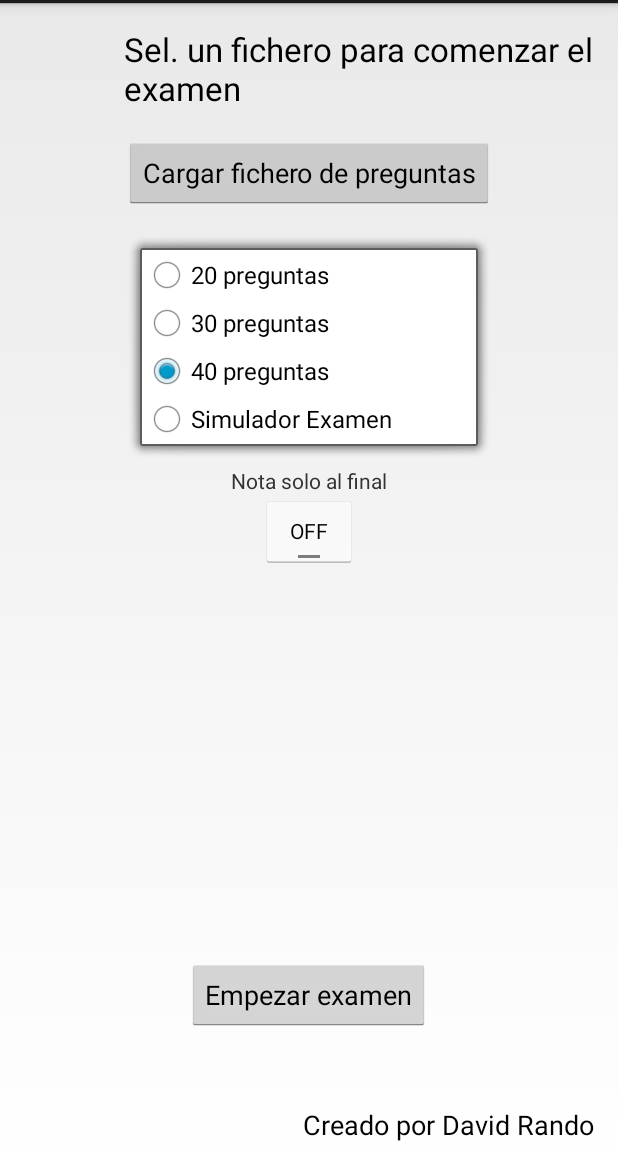
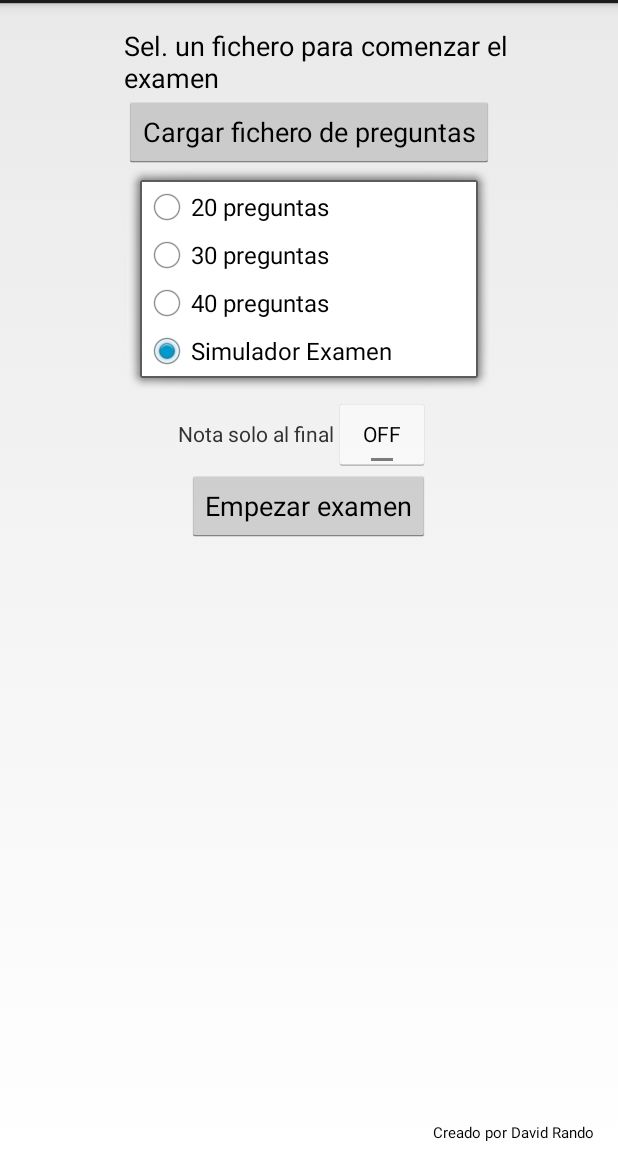
Before and after one commit to nonsense69/ttalf, an Android app: the screen it shows after launch (MainActivity), in the options menu, after a tap on "Settings", on a phone screen of 412 x 824 dp, the part 69-1236 px from its top. Run offline under Robolectric (Android 15) with nearby library versions, the phone set to English and light mode, and no system bars.

Commit message:
Nueva version del programa con simulador de examenes y repeticion de preguntas no contestadas al final.
Se puede elegir ahora si muestra la nota durante el examen (muestra la nota acumulada, la pregunta anterior, si es correcta o no), o no.

```diff
--- a/TestTalf/src/main/java/com/davidrando/testtalf/MainActivity.java
+++ b/TestTalf/src/main/java/com/davidrando/testtalf/MainActivity.java
@@ -1,17 +1,16 @@
 package com.davidrando.testtalf;
 
+import android.app.Activity;
 import android.content.ActivityNotFoundException;
 import android.content.Intent;
 import android.os.Bundle;
-import android.app.Activity;
 import android.util.Log;
 import android.view.Menu;
 import android.view.View;
 import android.widget.RadioButton;
 import android.widget.TextView;
 import android.widget.Toast;
-
-import java.util.StringTokenizer;
+import android.widget.ToggleButton;
 
 import java.io.File;
 import java.util.StringTokenizer;
@@ -25,6 +24,8 @@ public class MainActivity extends Activity {
     private Bundle datos_examen;
     private String titulo_examen;
     private int numPreguntas=0;
+    private boolean hacerExamen=false;
+    private boolean notaAlFinal=false;
 
     public TextView titfich;
 
@@ -53,6 +54,10 @@ public class MainActivity extends Activity {
         }
     }
 
+    public void notaFinal(View v){
+        this.notaAlFinal = ((ToggleButton) v).isChecked();
+    }
+
     public void selNumPreg(View v){
         RadioButton bRadio;
         switch(v.getId()){
@@ -61,21 +66,40 @@ public class MainActivity extends Activity {
                 bRadio.setChecked(false);
                 bRadio = (RadioButton) findViewById(R.id.pregunta30);
                 bRadio.setChecked(false);
+                bRadio = (RadioButton) findViewById(R.id.id_radio_examen);
+                bRadio.setChecked(false);
                 this.numPreguntas=40;
+                this.hacerExamen=false;
                 break;
             case R.id.radio_preg_20:
                 bRadio = (RadioButton) findViewById(R.id.radio_preg_40);
                 bRadio.setChecked(false);
                 bRadio = (RadioButton) findViewById(R.id.pregunta30);
                 bRadio.setChecked(false);
+                bRadio = (RadioButton) findViewById(R.id.id_radio_examen);
+                bRadio.setChecked(false);
                 this.numPreguntas=20;
+                this.hacerExamen=false;
                 break;
             case R.id.pregunta30:
                 bRadio = (RadioButton) findViewById(R.id.radio_preg_20);
                 bRadio.setChecked(false);
                 bRadio = (RadioButton) findViewById(R.id.radio_preg_40);
                 bRadio.setChecked(false);
+                bRadio = (RadioButton) findViewById(R.id.id_radio_examen);
+                bRadio.setChecked(false);
                 this.numPreguntas=30;
+                this.hacerExamen=false;
+                break;
+            case R.id.id_radio_examen:
+                bRadio = (RadioButton) findViewById(R.id.radio_preg_20);
+                bRadio.setChecked(false);
+                bRadio = (RadioButton) findViewById(R.id.radio_preg_40);
+                bRadio.setChecked(false);
+                bRadio = (RadioButton) findViewById(R.id.pregunta30);
+                bRadio.setChecked(false);
+                this.numPreguntas=40;
+                this.hacerExamen=true;
                 break;
         }
     }
@@ -90,6 +114,10 @@ public class MainActivity extends Activity {
             datos_examen=new Bundle();
             datos_examen.putString("fichero",pathfichero);
 
+            datos_examen.putBoolean("hacerExamen",this.hacerExamen);
+
+            datos_examen.putBoolean("notaFinal",this.notaAlFinal);
+
             datos_examen.putInt("preguntas",numPreguntas);
 
             datos_examen.putString("tituloExamen",titulo_examen);
@@ -99,7 +127,6 @@ public class MainActivity extends Activity {
             startActivity(examen);
 
         }
-
 
     }
 
--- a/TestTalf/src/main/res/layout/activity_main.xml
+++ b/TestTalf/src/main/res/layout/activity_main.xml
@@ -13,24 +13,23 @@
             android:layout_height="wrap_content"
             android:text="@string/sel_file"
             android:id="@id/b_selfile"
-            android:layout_marginTop="73dp"
-            android:layout_alignParentTop="true"
-            android:layout_centerHorizontal="true"
-            android:onClick="sel_fichero"/>
+        android:onClick="sel_fichero"
+        android:layout_below="@id/tit_pregunta"
+        android:layout_centerHorizontal="true" />
 
     <FrameLayout
         android:layout_width="wrap_content"
         android:layout_height="wrap_content"
         android:background="@android:drawable/alert_light_frame"
+        android:id="@+id/frameLayout"
         android:layout_below="@id/b_selfile"
-        android:layout_marginTop="18dp"
-        android:layout_alignRight="@id/b_selfile"
         android:layout_alignLeft="@id/b_selfile"
-        android:id="@+id/frameLayout">
+        android:layout_alignRight="@id/b_selfile">
 
         <RelativeLayout
             android:layout_width="fill_parent"
-            android:layout_height="fill_parent">
+            android:layout_height="fill_parent"
+            android:layout_gravity="center_horizontal|top">
 
             <RadioButton
                     android:layout_width="wrap_content"
@@ -68,7 +67,8 @@
                 android:id="@id/id_radio_examen"
                 android:checked="false"
                 android:layout_below="@id/radio_preg_40"
-                android:layout_alignParentLeft="true" />
+                android:layout_alignParentLeft="true"
+                android:onClick="selNumPreg" />
         </RelativeLayout>
 
     </FrameLayout>
@@ -82,7 +82,8 @@
             android:layout_gravity="center"
             android:textAlignment="center"
             android:layout_alignParentTop="true"
-            android:layout_alignLeft="@id/b_selfile"/>
+            android:layout_alignLeft="@id/b_selfile"
+        android:textSize="18dp" />
 
     <Button
             android:layout_width="wrap_content"
@@ -90,9 +91,8 @@
             android:text="@string/texto_inicio_examen"
             android:id="@id/inicio_examen"
         android:onClick="comenzar"
-        android:layout_above="@id/creadoPor"
-        android:layout_centerHorizontal="true"
-        android:layout_marginBottom="50dp" />
+        android:layout_below="@id/id_toggle_nota_final"
+        android:layout_centerHorizontal="true" />
 
     <TextView
             android:layout_width="wrap_content"
@@ -102,7 +102,8 @@
             android:layout_alignParentBottom="true"
             android:layout_alignParentRight="true"
             android:singleLine="false"
-            android:text="@string/textCreadoPor"/>
+            android:text="@string/textCreadoPor"
+        android:textSize="10dp" />
 
     <ToggleButton
         android:layout_width="wrap_content"
@@ -110,8 +111,9 @@
         android:text="@string/txt_mostrar_puntuacion"
         android:id="@id/id_toggle_nota_final"
         android:checked="false"
-        android:layout_below="@+id/textView"
-        android:layout_centerHorizontal="true" />
+        android:layout_below="@+id/frameLayout"
+        android:layout_alignRight="@id/inicio_examen"
+        android:onClick="notaFinal" />
 
     <TextView
         android:layout_width="wrap_content"
@@ -119,7 +121,8 @@
         android:textAppearance="?android:attr/textAppearanceSmall"
         android:text="@string/txt_mostrar_puntuacion"
         android:id="@+id/textView"
-        android:layout_below="@+id/frameLayout"
-        android:layout_centerHorizontal="true" />
+        android:layout_alignBaseline="@id/id_toggle_nota_final"
+        android:layout_alignBottom="@id/id_toggle_nota_final"
+        android:layout_toLeftOf="@id/id_toggle_nota_final" />
 
 </RelativeLayout>
--- a/TestTalf/src/main/res/values/ids.xml
+++ b/TestTalf/src/main/res/values/ids.xml
@@ -1,3 +1,3 @@
 <?xml version="1.0" encoding="utf-8"?>
 <resources>
-<item name="b_selfile" type="id"/><item name="tit_pregunta" type="id"/><item name="radio_preg_20" type="id"/><item name="radio_preg_40" type="id"/><item name="inicio_examen" type="id"/><item name="boton_si" type="id"/><item name="boton_no" type="id"/><item name="textoPregunta" type="id"/><item name="examenTitulo" type="id"/><item name="puntuacion" type="id"/><item name="puntosLayout" type="id"/><item name="pAnterior" type="id"/><item name="imagenRespuesta" type="id"/><item name="mostrarPuntos" type="id"/><item name="aprSus" type="id"/><item name="boton_nocon" type="id"/><item name="creadoPor" type="id"/><item name="id_radio_examen" type="id"/><item name="id_toggle_nota_final" type="id"/></resources>
+<item name="b_selfile" type="id"/><item name="tit_pregunta" type="id"/><item name="radio_preg_20" type="id"/><item name="radio_preg_40" type="id"/><item name="inicio_examen" type="id"/><item name="boton_si" type="id"/><item name="boton_no" type="id"/><item name="textoPregunta" type="id"/><item name="examenTitulo" type="id"/><item name="puntuacion" type="id"/><item name="puntosLayout" type="id"/><item name="pAnterior" type="id"/><item name="imagenRespuesta" type="id"/><item name="mostrarPuntos" type="id"/><item name="aprSus" type="id"/><item name="boton_nocon" type="id"/><item name="creadoPor" type="id"/><item name="id_radio_examen" type="id"/><item name="id_toggle_nota_final" type="id"/><item name="textoFalladas" type="id">Preguntas Erroneas</item><item name="id_texto_falladas" type="id"/><item name="idListaFalladas" type="id"/></resources>
--- a/TestTalf/src/main/res/values/strings.xml
+++ b/TestTalf/src/main/res/values/strings.xml
@@ -15,6 +15,6 @@
     <string name="si">SI</string>
     <string name="no">NO</string>
     <string name="puntosText">Puntuacion: 0</string>
-    <string name="title_activity_activity_resultado">Resultado Test Talf</string><string name="titulo_resultado_test">Resultado del Test</string><string name="resul">Aprobado / Suspenso</string><string name="puntos_0">0</string><string name="puntos_mostrar">Puntuacion: 0</string><string name="boton_nc">NC</string><string name="bot_nc">NC</string><string name="textCreadoPor">Creado por David Rando</string><string name="textPreguntas30">30 preguntas</string><string name="textAnterior">La pregunta anterior se mostrará aqui</string><string name="txt_examen">Simulador Examen</string><string name="txt_mostrar_puntuacion">Nota solo al final</string>
+    <string name="title_activity_activity_resultado">Resultado Test Talf</string><string name="titulo_resultado_test">Resultado del Test</string><string name="resul">Aprobado / Suspenso</string><string name="puntos_0">0</string><string name="puntos_mostrar">Puntuacion: 0</string><string name="boton_nc">NC</string><string name="bot_nc">NC</string><string name="textCreadoPor">Creado por David Rando</string><string name="textPreguntas30">30 preguntas</string><string name="textAnterior">La pregunta anterior se mostrará aqui</string><string name="txt_examen">Simulador Examen</string><string name="txt_mostrar_puntuacion">Nota solo al final</string><string name="textoFalladas">Preguntas Erroneas</string>
 
 </resources>
```
Also changed, not shown: TestTalf/src/main/java/com/davidrando/testtalf/ActivityExamen.java (+53 -9 lines), TestTalf/src/main/res/layout/layout_resultado.xml (+27 -4 lines), 15 other files.
